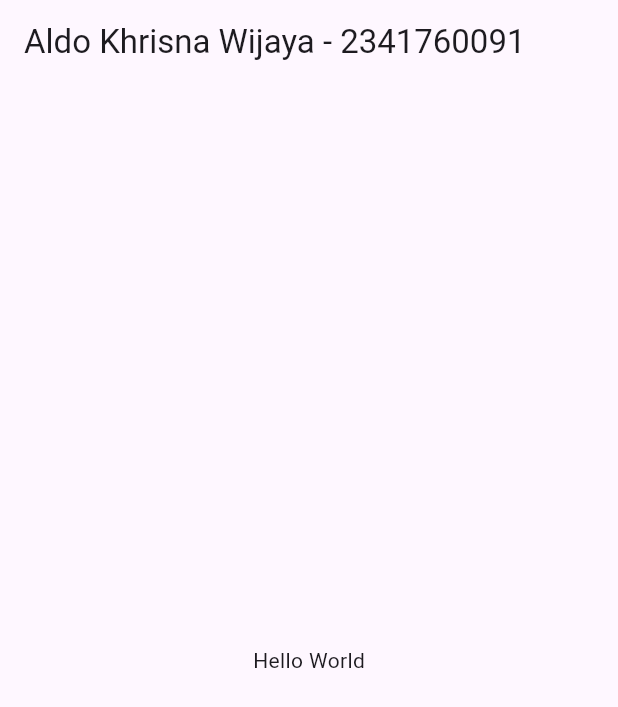
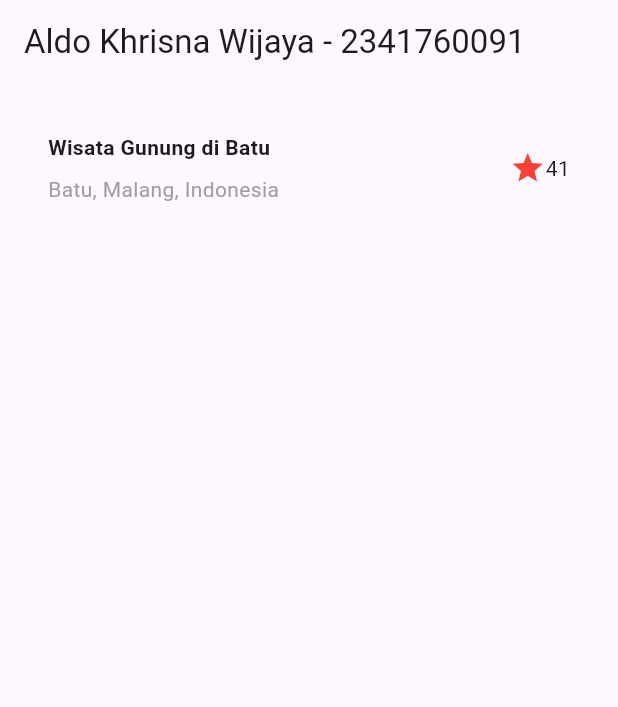
Before and after one commit to AlKhrisW/flutter-fundamental-part2, a Flutter app: the screen it shows after launch, on a phone screen of 412 x 824 dp. Shown: the top 707 px of the screen. Run offline on Flutter 3.47's test engine with Material 3 defaults, Android fonts, the phone set to English and light mode, and no system bars.

Commit message:
Modifikasi main (Implementasi title row)

```diff
--- a/lib/main.dart
+++ b/lib/main.dart
@@ -7,15 +7,55 @@ class MyApp extends StatelessWidget {
 
   @override
   Widget build(BuildContext context) {
+    Widget titleSection = Container(
+      padding: const EdgeInsets.all(32),
+      child: Row(
+        children: [
+          Expanded(
+            /* soal 1*/
+            child: Column(
+              crossAxisAlignment: CrossAxisAlignment.start,
+              children: [
+                /* soal 2*/
+                Container(
+                  padding: const EdgeInsets.only(bottom: 8),
+                  child: const Text(
+                    'Wisata Gunung di Batu',
+                    style: TextStyle(
+                      fontWeight: FontWeight.bold,
+                    ),
+                  ),
+                ),
+                Text(
+                  'Batu, Malang, Indonesia',
+                  style: TextStyle(
+                    color: Colors.grey[500],
+                  ),
+                ),
+              ],
+            ),
+          ),
+          /* soal 3*/
+          Icon(
+            Icons.star,
+            color: Colors.red[500],
+          ),
+          const Text("41"),
+        ],
+      ),
+    );
+
     return MaterialApp(
       title: 'Flutter layout: Nama dan NIM Anda',
       home: Scaffold(
         appBar: AppBar(
           title: const Text('Aldo Khrisna Wijaya - 2341760091'),
         ),
-        body: const Center(
-          child: Text('Hello World'),
-        ),
+        body: Column(
+          children: [
+            titleSection,
+          ],
+        )
       ),
     );
   }
```
